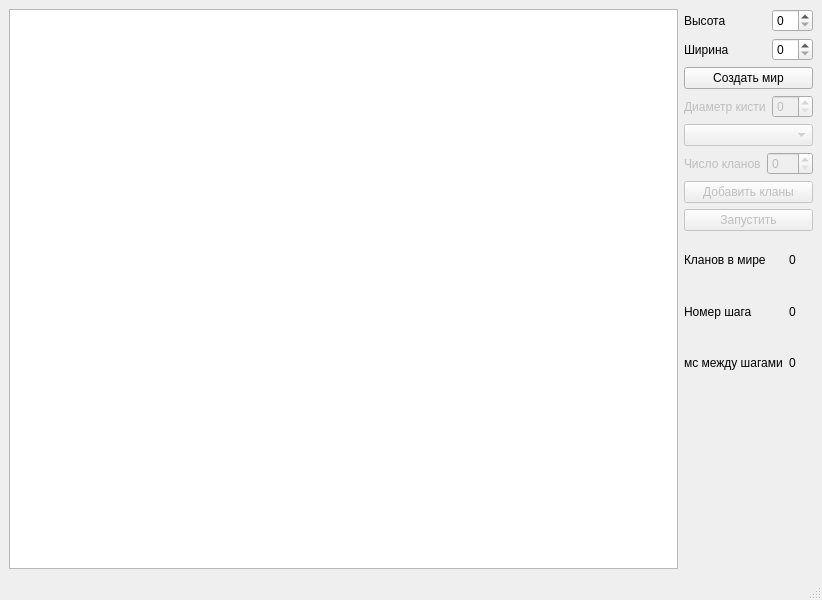
The window that mainwindow.ui (VladislavWaza/DigitalEvolution) describes before a commit, drawn with Qt 5.
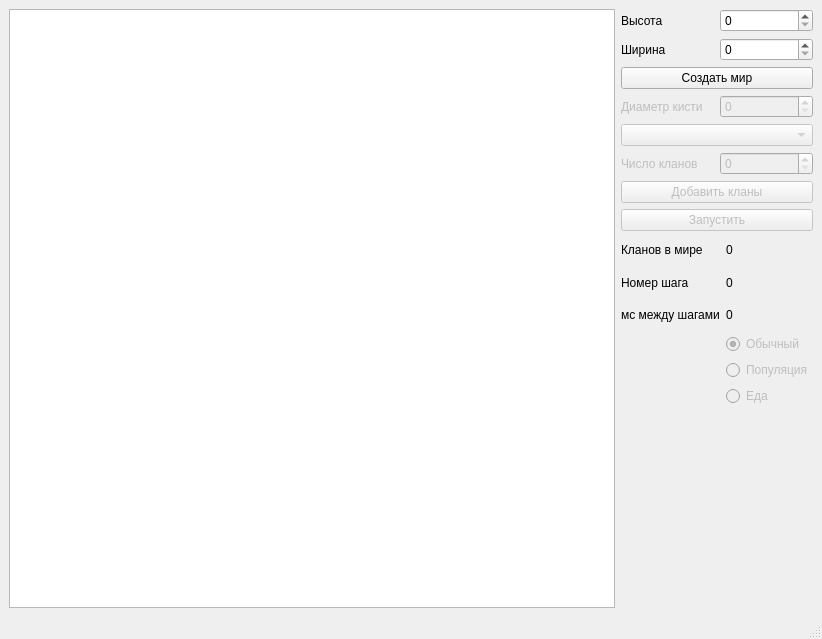
The same window after the commit.

Commit message: added birth and heat map of food

What changed in the file:
```diff
--- a/mainwindow.ui
+++ b/mainwindow.ui
@@ -7,7 +7,7 @@
     <x>0</x>
     <y>0</y>
     <width>822</width>
-    <height>600</height>
+    <height>639</height>
    </rect>
   </property>
   <property name="windowTitle">
@@ -108,20 +108,6 @@
       </item>
       <item>
        <layout class="QGridLayout" name="gridLayout_4">
-        <item row="1" column="0">
-         <widget class="QLabel" name="label_5">
-          <property name="text">
-           <string>Кланов в мире</string>
-          </property>
-         </widget>
-        </item>
-        <item row="2" column="1">
-         <widget class="QLabel" name="stepNumber">
-          <property name="text">
-           <string>0</string>
-          </property>
-         </widget>
-        </item>
         <item row="2" column="0">
          <widget class="QLabel" name="label_7">
           <property name="text">
@@ -129,6 +115,26 @@
           </property>
          </widget>
         </item>
+        <item row="1" column="0">
+         <widget class="QLabel" name="label_5">
+          <property name="text">
+           <string>Кланов в мире</string>
+          </property>
+         </widget>
+        </item>
+        <item row="4" column="1">
+         <widget class="QRadioButton" name="commonMode">
+          <property name="enabled">
+           <bool>false</bool>
+          </property>
+          <property name="text">
+           <string>Обычный</string>
+          </property>
+          <property name="checked">
+           <bool>true</bool>
+          </property>
+         </widget>
+        </item>
         <item row="0" column="0" colspan="2">
          <widget class="QPushButton" name="start">
           <property name="enabled">
@@ -146,6 +152,16 @@
           </property>
          </widget>
         </item>
+        <item row="5" column="1">
+         <widget class="QRadioButton" name="popMode">
+          <property name="enabled">
+           <bool>false</bool>
+          </property>
+          <property name="text">
+           <string>Популяция</string>
+          </property>
+         </widget>
+        </item>
         <item row="3" column="0">
          <widget class="QLabel" name="label_6">
           <property name="text">
@@ -160,6 +176,23 @@
           </property>
          </widget>
         </item>
+        <item row="2" column="1">
+         <widget class="QLabel" name="stepNumber">
+          <property name="text">
+           <string>0</string>
+          </property>
+         </widget>
+        </item>
+        <item row="6" column="1">
+         <widget class="QRadioButton" name="foodMode">
+          <property name="enabled">
+           <bool>false</bool>
+          </property>
+          <property name="text">
+           <string>Еда</string>
+          </property>
+         </widget>
+        </item>
        </layout>
       </item>
       <item>
```
The commit also changes 6 other files.
